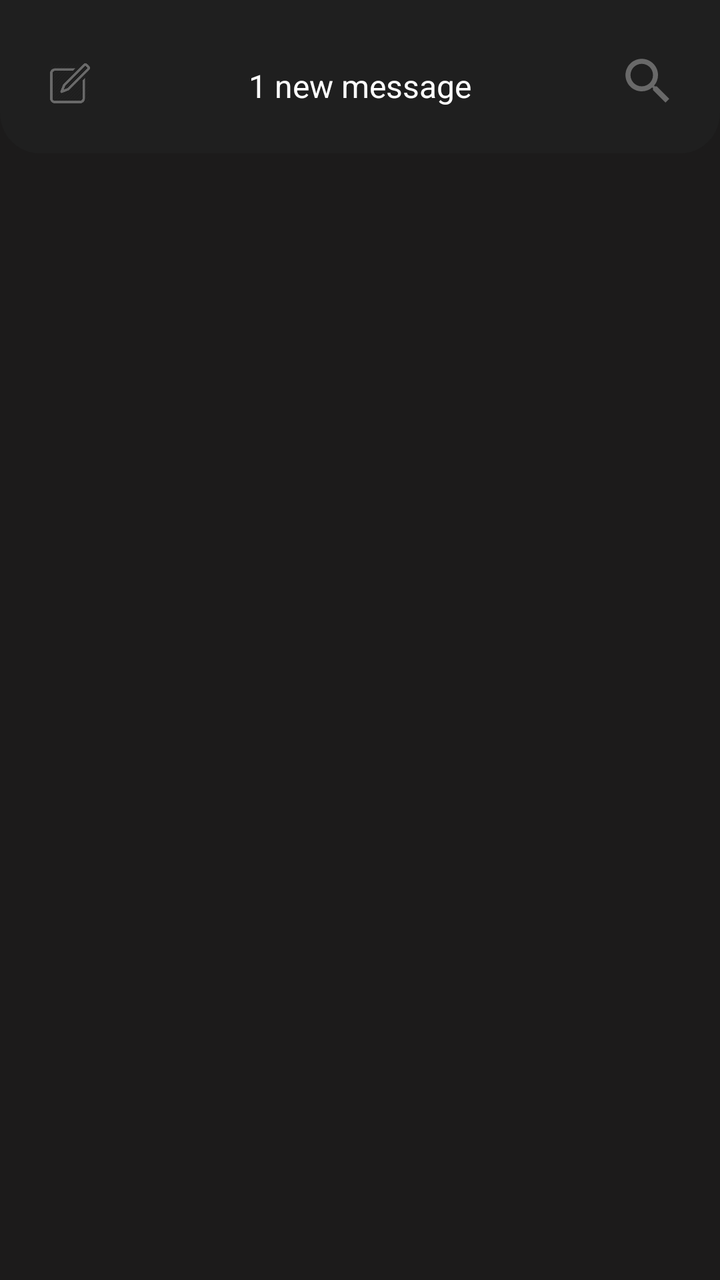
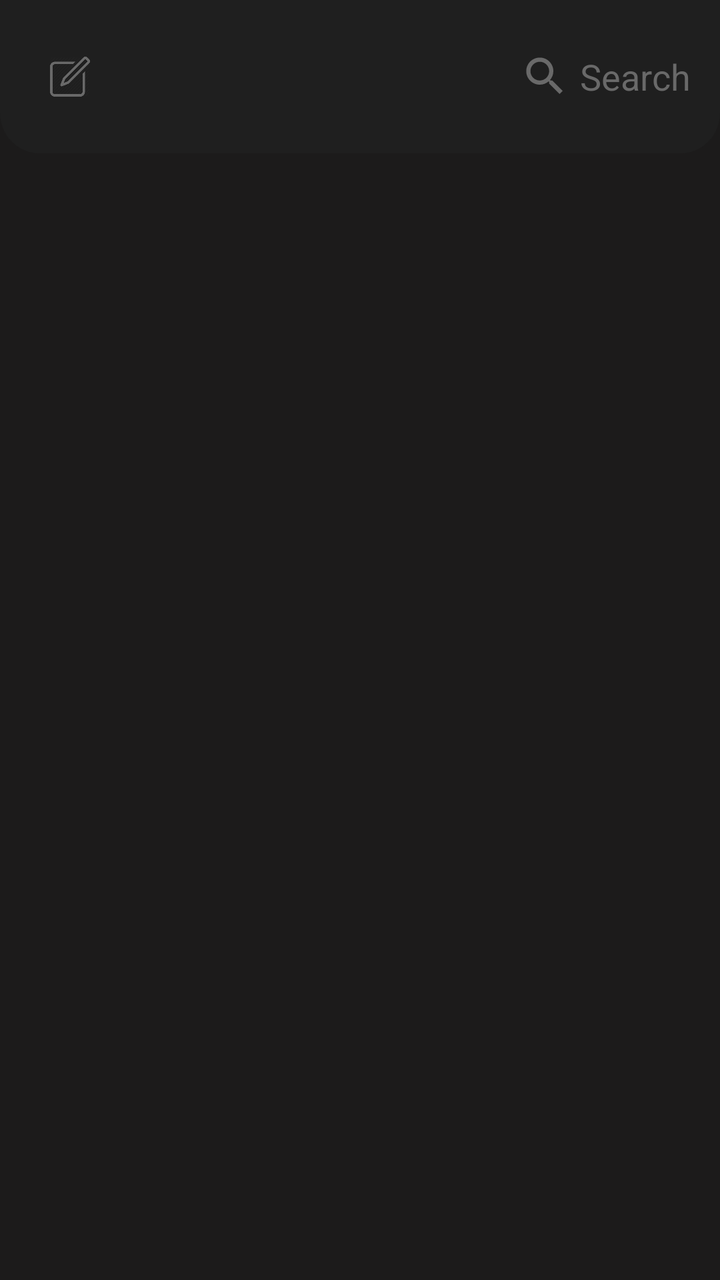

An Android layout rendered at two revisions. The XML below is the earlier revision; the diff shows what the commit changed to produce the second picture.
<!-- AndroidManifest.xml: application theme Theme.I180479_180531 -->
<!-- res/layout/fragment_screen4.xml -->
<?xml version="1.0" encoding="utf-8"?>
<LinearLayout
    xmlns:android="http://schemas.android.com/apk/res/android"
    xmlns:app="http://schemas.android.com/apk/res-auto"
    xmlns:tools="http://schemas.android.com/tools"
    android:layout_width="match_parent"
    android:layout_height="match_parent"
    tools:context=".fragment_screen4"
    android:background="#1C1B1B"
    android:weightSum="10"
    android:orientation="vertical">

    <RelativeLayout
        android:id="@+id/rl_actionbar"
        android:layout_width="match_parent"
        android:layout_height="0dp"
        android:background="@drawable/rectangle_bottom_curved"
        android:backgroundTint="#1F1F1F"
        android:layout_weight="1.2">

        <ImageView
            android:layout_width="20dp"
            android:layout_height="20dp"
            android:layout_alignParentBottom="true"
            android:layout_marginStart="25dp"
            android:layout_marginTop="25dp"
            android:layout_marginEnd="25dp"
            android:layout_marginBottom="25dp"
            android:background="@drawable/new_message_icon"
            android:backgroundTint="#696969"
            android:id="@+id/new_message"/>

        <ImageView
            android:layout_width="30dp"
            android:layout_height="30dp"
            android:layout_alignParentEnd="true"
            android:layout_alignParentBottom="true"
            android:layout_margin="21dp"
            android:background="@drawable/search_icon" />

        <TextView
            android:layout_width="wrap_content"
            android:layout_height="wrap_content"
            android:text="1 new message"
            android:textColor="#FFFFFF"
            android:textSize="16sp"
            android:layout_centerHorizontal="true"
            android:layout_alignParentBottom="true"
            android:layout_marginBottom="23dp"/>
    </RelativeLayout>

    <androidx.recyclerview.widget.RecyclerView
        android:layout_width="match_parent"
        android:layout_height="0dp"
        android:id="@+id/rv_chats"
        android:layout_weight="8.8" />
</LinearLayout>
<!-- resources referenced by this layout -->
<resources>
  <!-- drawable new_message_icon: png bitmap (drawable, 5207 bytes) -->
  <!-- drawable rectangle_bottom_curved (drawable) -->
  <?xml version="1.0" encoding="utf-8"?>
  <selector xmlns:android="http://schemas.android.com/apk/res/android">
      <item>
          <shape
              android:shape="rectangle">
              <corners
                  android:bottomLeftRadius="20dp"
                  android:bottomRightRadius="20dp">
              </corners>
          </shape>
      </item>
  </selector>
  <!-- drawable search_icon (drawable) -->
  <vector android:height="24dp" android:tint="#696969"
      android:viewportHeight="24" android:viewportWidth="24"
      android:width="24dp" xmlns:android="http://schemas.android.com/apk/res/android">
      <path android:fillColor="@android:color/white" android:pathData="M15.5,14h-0.79l-0.28,-0.27C15.41,12.59 16,11.11 16,9.5 16,5.91 13.09,3 9.5,3S3,5.91 3,9.5 5.91,16 9.5,16c1.61,0 3.09,-0.59 4.23,-1.57l0.27,0.28v0.79l5,4.99L20.49,19l-4.99,-5zM9.5,14C7.01,14 5,11.99 5,9.5S7.01,5 9.5,5 14,7.01 14,9.5 11.99,14 9.5,14z"/>
  </vector>
  <style name="Theme.I180479_180531" parent="Theme.MaterialComponents.DayNight.NoActionBar">
          
          <item name="colorPrimary">@color/purple_500</item>
          <item name="colorPrimaryVariant">@color/purple_700</item>
          <item name="colorOnPrimary">@color/white</item>
          
          <item name="colorSecondary">@color/teal_200</item>
          <item name="colorSecondaryVariant">@color/teal_700</item>
          <item name="colorOnSecondary">@color/black</item>
          
          <item name="android:statusBarColor" tools:targetApi="l">?attr/colorPrimaryVariant</item>
          
      </style>
  <color name="purple_500">#FF6200EE</color>
  <color name="purple_700">#FF3700B3</color>
  <color name="white">#FFFFFFFF</color>
  <color name="teal_200">#FF03DAC5</color>
  <color name="teal_700">#FF018786</color>
  <color name="black">#FF000000</color>
</resources>

<!-- the commit's change to res/layout/fragment_screen4.xml (unified diff, before → after) -->
@@ -19,34 +19,41 @@
         android:layout_weight="1.2">
 
         <ImageView
+            android:id="@+id/new_message"
             android:layout_width="20dp"
             android:layout_height="20dp"
-            android:layout_alignParentBottom="true"
             android:layout_marginStart="25dp"
-            android:layout_marginTop="25dp"
             android:layout_marginEnd="25dp"
-            android:layout_marginBottom="25dp"
+            android:layout_centerVertical="true"
             android:background="@drawable/new_message_icon"
-            android:backgroundTint="#696969"
-            android:id="@+id/new_message"/>
+            android:backgroundTint="#696969" />
 
-        <ImageView
-            android:layout_width="30dp"
-            android:layout_height="30dp"
+        <RelativeLayout
+            android:layout_width="100dp"
+            android:layout_height="50dp"
             android:layout_alignParentEnd="true"
-            android:layout_alignParentBottom="true"
-            android:layout_margin="21dp"
-            android:background="@drawable/search_icon" />
+            android:layout_centerInParent="true">
 
-        <TextView
-            android:layout_width="wrap_content"
-            android:layout_height="wrap_content"
-            android:text="1 new message"
-            android:textColor="#FFFFFF"
-            android:textSize="16sp"
-            android:layout_centerHorizontal="true"
-            android:layout_alignParentBottom="true"
-            android:layout_marginBottom="23dp"/>
+            <ImageView
+                android:layout_width="25dp"
+                android:layout_height="25dp"
+                android:layout_centerInParent="true"
+                android:layout_alignParentStart="true"
+                android:background="@drawable/search_icon"
+                android:id="@+id/search_icon"/>
+
+            <EditText
+                android:layout_width="wrap_content"
+                android:layout_height="wrap_content"
+                android:layout_centerInParent="true"
+                android:layout_marginStart="5dp"
+                android:layout_toEndOf="@+id/search_icon"
+                android:background="@null"
+                android:hint="Search"
+                android:textColorHint="#696969"
+                android:textColor="#696969"
+                android:id="@+id/search_edit_text"/>
+        </RelativeLayout>
     </RelativeLayout>
 
     <androidx.recyclerview.widget.RecyclerView
